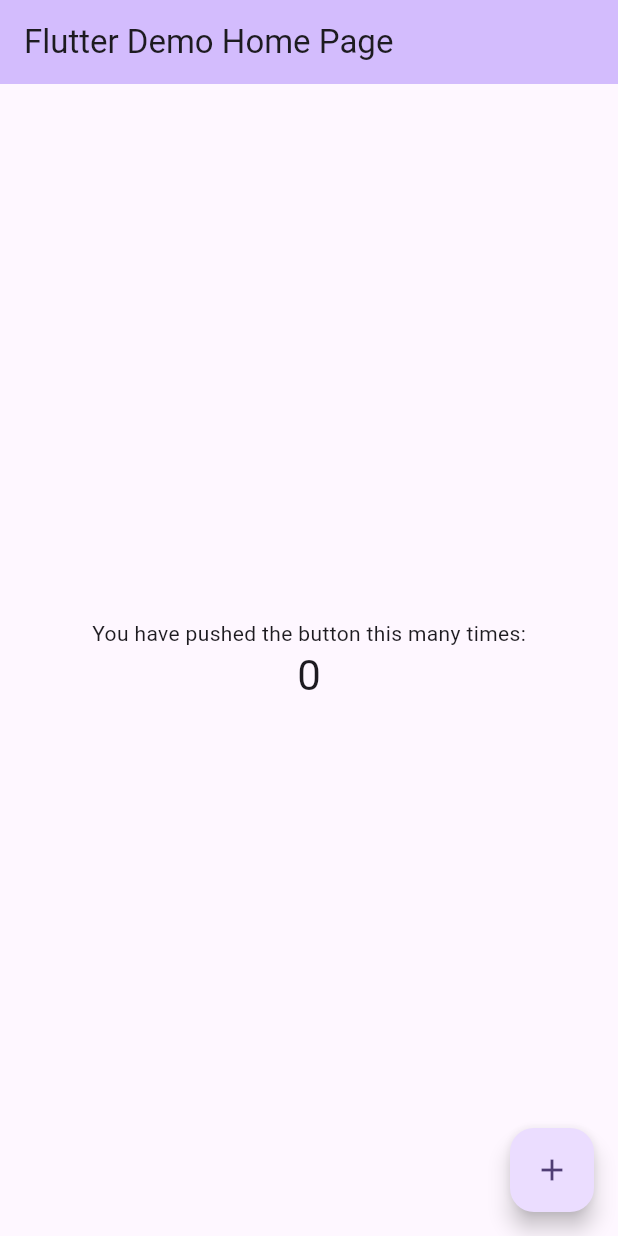
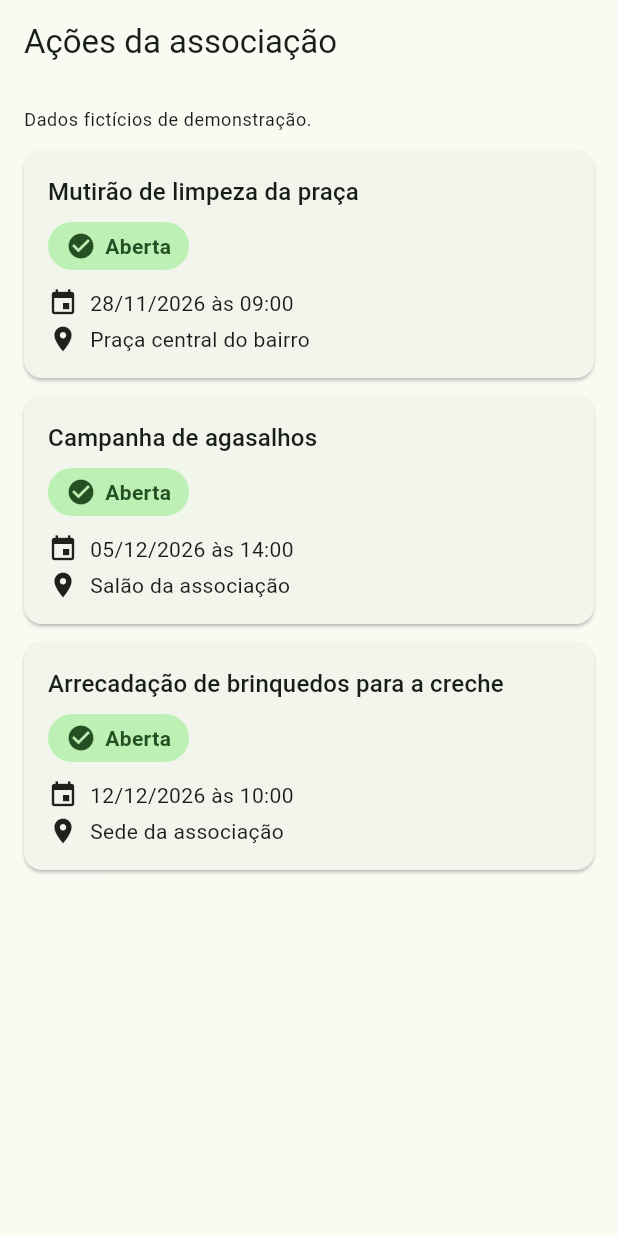
Before and after one commit to yascaraf/app-moradores-campo-comprido, a Flutter app: the screen it shows after launch, on a phone screen of 412 x 824 dp. Run offline on Flutter 3.47's test engine with Material 3 defaults, Android fonts, the phone set to English and light mode, and no system bars; our stand-ins replace material_ui.

Commit message:
feat: cria telas de lista de ações e detalhes com inscrição (RF04 a RF07)
Telas em Flutter com provider, dados fictícios em memória e usuário de demonstração. Status sempre com texto, ícone e cor; botões com altura mínima de 56 dp; conteúdo rolável para fonte grande. Usa o pacote material_ui. Remove o teste de exemplo do contador.

```diff
--- a/lib/main.dart
+++ b/lib/main.dart
@@ -1,121 +1,51 @@
 import 'package:material_ui/material_ui.dart';
+import 'package:provider/provider.dart';
+
+import 'data/repositorios_em_memoria.dart';
+import 'domain/acao_service.dart';
+import 'domain/inscricao_service.dart';
+import 'presentation/app_estado.dart';
+import 'presentation/tela_lista_acoes.dart';
+
+/// Monta o app com dados fictícios em memória. Quando o Firebase for
+/// integrado, só esta função muda: entram os repositórios do Firestore.
+AppEstado criarEstadoDeDemonstracao() {
+  final acoes = AcaoRepositorioEmMemoria.comDadosDeDemonstracao();
+  final inscricoes = InscricaoRepositorioEmMemoria();
+  return AppEstado(
+    acaoService: AcaoService(acoes: acoes),
+    inscricaoService: InscricaoService(acoes: acoes, inscricoes: inscricoes),
+    usuarioId: 'usuario-demonstracao',
+  );
+}
 
 void main() {
-  runApp(const MyApp());
+  runApp(MoradoresApp(estado: criarEstadoDeDemonstracao()));
 }
 
-class MyApp extends StatelessWidget {
-  const MyApp({super.key});
+class MoradoresApp extends StatelessWidget {
+  const MoradoresApp({super.key, required this.estado});
 
-  // This widget is the root of your application.
-  @override
-  Widget build(BuildContext context) {
-    return MaterialApp(
-      title: 'Flutter Demo',
-      theme: ThemeData(
-        // This is the theme of your application.
-        //
-        // TRY THIS: Try running your application with "flutter run". You'll see
-        // the application has a purple toolbar. Then, without quitting the app,
-        // try changing the seedColor in the colorScheme below to Colors.green
-        // and then invoke "hot reload" (save your changes or press the "hot
-        // reload" button in a Flutter-supported IDE, or press "r" if you used
-        // the command line to start the app).
-        //
-        // Notice that the counter didn't reset back to zero; the application
-        // state is not lost during the reload. To reset the state, use hot
-        // restart instead.
-        //
-        // This works for code too, not just values: Most code changes can be
-        // tested with just a hot reload.
-        colorScheme: .fromSeed(seedColor: Colors.deepPurple),
-      ),
-      home: const MyHomePage(title: 'Flutter Demo Home Page'),
-    );
-  }
-}
-
-class MyHomePage extends StatefulWidget {
-  const MyHomePage({super.key, required this.title});
-
-  // This widget is the home page of your application. It is stateful, meaning
-  // that it has a State object (defined below) that contains fields that affect
-  // how it looks.
-
-  // This class is the configuration for the state. It holds the values (in this
-  // case the title) provided by the parent (in this case the App widget) and
-  // used by the build method of the State. Fields in a Widget subclass are
-  // always marked "final".
-
-  final String title;
-
-  @override
-  State<MyHomePage> createState() => _MyHomePageState();
-}
-
-class _MyHomePageState extends State<MyHomePage> {
-  int _counter = 0;
-
-  void _incrementCounter() {
-    setState(() {
-      // This call to setState tells the Flutter framework that something has
-      // changed in this State, which causes it to rerun the build method below
-      // so that the display can reflect the updated values. If we changed
-      // _counter without calling setState(), then the build method would not be
-      // called again, and so nothing would appear to happen.
-      _counter++;
-    });
-  }
+  final AppEstado estado;
 
   @override
   Widget build(BuildContext context) {
-    // This method is rerun every time setState is called, for instance as done
-    // by the _incrementCounter method above.
-    //
-    // The Flutter framework has been optimized to make rerunning build methods
-    // fast, so that you can just rebuild anything that needs updating rather
-    // than having to individually change instances of widgets.
-    return Scaffold(
-      appBar: AppBar(
-        // TRY THIS: Try changing the color here to a specific color (to
-        // Colors.amber, perhaps?) and trigger a hot reload to see the AppBar
-        // change color while the other colors stay the same.
-        backgroundColor: Theme.of(context).colorScheme.inversePrimary,
-        // Here we take the value from the MyHomePage object that was created by
-        // the App.build method, and use it to set our appbar title.
-        title: Text(widget.title),
-      ),
-      body: Center(
-        // Center is a layout widget. It takes a single child and positions it
-        // in the middle of the parent.
-        child: Column(
-          // Column is also a layout widget. It takes a list of children and
-          // arranges them vertically. By default, it sizes itself to fit its
-          // children horizontally, and tries to be as tall as its parent.
-          //
-          // Column has various properties to control how it sizes itself and
-          // how it positions its children. Here we use mainAxisAlignment to
-          // center the children vertically; the main axis here is the vertical
-          // axis because Columns are vertical (the cross axis would be
-          // horizontal).
-          //
-          // TRY THIS: Invoke "debug painting" (choose the "Toggle Debug Paint"
-          // action in the IDE, or press "p" in the console), to see the
-          // wireframe for each widget.
-          mainAxisAlignment: .center,
-          children: [
-            const Text('You have pushed the button this many times:'),
-            Text(
-              '$_counter',
-              style: Theme.of(context).textTheme.headlineMedium,
-            ),
-          ],
+    return Provider<AppEstado>.value(
+      value: estado,
+      child: MaterialApp(
+        title: 'Campo Comprido',
+        debugShowCheckedModeBanner: false,
+        theme: ThemeData(
+          colorScheme: ColorScheme.fromSeed(seedColor: const Color(0xFF1B5E20)),
+          useMaterial3: true,
+          filledButtonTheme: FilledButtonThemeData(
+            style: FilledButton.styleFrom(minimumSize: const Size(48, 56)),
+          ),
+          outlinedButtonTheme: OutlinedButtonThemeData(
+            style: OutlinedButton.styleFrom(minimumSize: const Size(48, 56)),
+          ),
         ),
-      ),
-      floatingActionButton: FloatingActionButton(
-        onPressed: _incrementCounter,
-        tooltip: 'Increment',
-        child: const Icon(Icons.add),
+        home: const TelaListaAcoes(),
       ),
     );
   }
--- /dev/null
+++ b/lib/presentation/app_estado.dart
@@ -0,0 +1,17 @@
+import '../domain/acao_service.dart';
+import '../domain/inscricao_service.dart';
+
+/// Reúne o que as telas precisam. É entregue às telas pelo provider.
+class AppEstado {
+  const AppEstado({
+    required this.acaoService,
+    required this.inscricaoService,
+    required this.usuarioId,
+  });
+
+  final AcaoService acaoService;
+  final InscricaoService inscricaoService;
+
+  /// Id do usuário logado. Null significa sem login.
+  final String? usuarioId;
+}
--- /dev/null
+++ b/lib/presentation/componentes.dart
@@ -0,0 +1,79 @@
+import 'package:material_ui/material_ui.dart';
+
+import '../domain/entidades.dart';
+
+/// Mostra a situação da ação sempre com texto + ícone + cor,
+/// nunca só com cor (RNF04).
+class SeloStatus extends StatelessWidget {
+  const SeloStatus({super.key, required this.status});
+
+  final StatusAcao status;
+
+  @override
+  Widget build(BuildContext context) {
+    final cores = Theme.of(context).colorScheme;
+    final (texto, icone, fundo, frente) = switch (status) {
+      StatusAcao.aberta => (
+          'Aberta',
+          Icons.check_circle,
+          cores.primaryContainer,
+          cores.onPrimaryContainer,
+        ),
+      StatusAcao.encerrada => (
+          'Encerrada',
+          Icons.lock,
+          cores.surfaceContainerHighest,
+          cores.onSurface,
+        ),
+      StatusAcao.cancelada => (
+          'Cancelada',
+          Icons.cancel,
+          cores.errorContainer,
+          cores.onErrorContainer,
+        ),
+    };
+
+    return Semantics(
+      label: 'Situação: $texto',
+      excludeSemantics: true,
+      child: Container(
+        padding: const EdgeInsets.symmetric(horizontal: 12, vertical: 6),
+        decoration: BoxDecoration(
+          color: fundo,
+          borderRadius: BorderRadius.circular(16),
+        ),
+        child: Row(
+          mainAxisSize: MainAxisSize.min,
+          children: [
+            Icon(icone, size: 20, color: frente),
+            const SizedBox(width: 6),
+            Text(
+              texto,
+              style: TextStyle(color: frente, fontWeight: FontWeight.w600),
+            ),
+          ],
+        ),
+      ),
+    );
+  }
+}
+
+/// Uma linha com ícone e texto. O texto quebra de linha se for longo.
+class LinhaInformacao extends StatelessWidget {
+  const LinhaInformacao({super.key, required this.icone, required this.texto});
+
+  final IconData icone;
+  final String texto;
+
+  @override
+  Widget build(BuildContext context) {
+    return Row(
+      crossAxisAlignment: CrossAxisAlignment.start,
+      children: [
+        ExcludeSemantics(child: Icon(icone, size: 20)),
+        const SizedBox(width: 8),
+        Expanded(child: Text(texto)),
+      ],
+    );
+  }
+}
--- /dev/null
+++ b/lib/presentation/formatacao.dart
@@ -0,0 +1,7 @@
+String doisDigitos(int n) => n.toString().padLeft(2, '0');
+
+String formatarData(DateTime d) =>
+    '${doisDigitos(d.day)}/${doisDigitos(d.month)}/${d.year}';
+
+String formatarHora(DateTime d) =>
+    '${doisDigitos(d.hour)}:${doisDigitos(d.minute)}';
--- /dev/null
+++ b/lib/presentation/tela_lista_acoes.dart
@@ -0,0 +1,144 @@
+import 'package:material_ui/material_ui.dart';
+import 'package:provider/provider.dart';
+
+import '../domain/entidades.dart';
+import '../domain/mensagens.dart';
+import 'app_estado.dart';
+import 'componentes.dart';
+import 'formatacao.dart';
+import 'tela_detalhes_acao.dart';
+
+/// Lista de ações abertas (RF04).
+class TelaListaAcoes extends StatefulWidget {
+  const TelaListaAcoes({super.key});
+
+  @override
+  State<TelaListaAcoes> createState() => _TelaListaAcoesState();
+}
+
+class _TelaListaAcoesState extends State<TelaListaAcoes> {
+  late Future<List<Acao>> _acoes;
+
+  @override
+  void initState() {
+    super.initState();
+    _carregar();
+  }
+
+  void _carregar() {
+    _acoes = context.read<AppEstado>().acaoService.listarAbertas();
+  }
+
+  @override
+  Widget build(BuildContext context) {
+    return Scaffold(
+      appBar: AppBar(title: const Text('Ações da associação')),
+      body: FutureBuilder<List<Acao>>(
+        future: _acoes,
+        builder: (context, snapshot) {
+          if (snapshot.connectionState != ConnectionState.done) {
+            return const Center(
+              child: CircularProgressIndicator(semanticsLabel: 'Carregando ações'),
+            );
+          }
+          if (snapshot.hasError) {
+            return _MensagemDeErro(onTentarDeNovo: () => setState(_carregar));
+          }
+          final acoes = snapshot.data ?? <Acao>[];
+          if (acoes.isEmpty) {
+            return const Center(
+              child: Padding(
+                padding: EdgeInsets.all(16),
+                child: Text('Não há ações abertas no momento. Volte mais tarde.'),
+              ),
+            );
+          }
+          return ListView.separated(
+            padding: const EdgeInsets.all(16),
+            itemCount: acoes.length + 1,
+            separatorBuilder: (context, indice) => const SizedBox(height: 12),
+            itemBuilder: (context, indice) {
+              if (indice == 0) {
+                return Text(
+                  'Dados fictícios de demonstração.',
+                  style: Theme.of(context).textTheme.bodySmall,
+                );
+              }
+              return _CartaoAcao(acao: acoes[indice - 1]);
+            },
+          );
+        },
+      ),
+    );
+  }
+}
+
+class _CartaoAcao extends StatelessWidget {
+  const _CartaoAcao({required this.acao});
+
+  final Acao acao;
+
+  @override
+  Widget build(BuildContext context) {
+    return Card(
+      margin: EdgeInsets.zero,
+      child: InkWell(
+        borderRadius: BorderRadius.circular(12),
+        onTap: () {
+          Navigator.of(context).push(
+            MaterialPageRoute<void>(
+              builder: (_) => TelaDetalhesAcao(acao: acao),
+            ),
+          );
+        },
+        child: Padding(
+          padding: const EdgeInsets.all(16),
+          child: Column(
+            crossAxisAlignment: CrossAxisAlignment.start,
+            children: [
+              Text(acao.titulo, style: Theme.of(context).textTheme.titleMedium),
+              const SizedBox(height: 8),
+              SeloStatus(status: acao.status),
+              const SizedBox(height: 12),
+              LinhaInformacao(
+                icone: Icons.event,
+                texto:
+                    '${formatarData(acao.dataHora)} às ${formatarHora(acao.dataHora)}',
+              ),
+              const SizedBox(height: 4),
+              LinhaInformacao(icone: Icons.place, texto: acao.local),
+            ],
+          ),
+        ),
+      ),
+    );
+  }
+}
+
+class _MensagemDeErro extends StatelessWidget {
+  const _MensagemDeErro({required this.onTentarDeNovo});
+
+  final VoidCallback onTentarDeNovo;
+
+  @override
+  Widget build(BuildContext context) {
+    return Center(
+      child: Padding(
+        padding: const EdgeInsets.all(16),
+        child: Column(
+          mainAxisSize: MainAxisSize.min,
+          children: [
+            const Icon(Icons.error_outline, size: 48),
+            const SizedBox(height: 12),
+            const Text(Mensagens.falhaTecnica, textAlign: TextAlign.center),
+            const SizedBox(height: 16),
+            FilledButton(
+              onPressed: onTentarDeNovo,
+              child: const Text('Tentar de novo'),
+            ),
+          ],
+        ),
+      ),
+    );
+  }
+}
```
Also changed, not shown: lib/presentation/tela_detalhes_acao.dart (added, +251 -0 lines), 1 other file.
